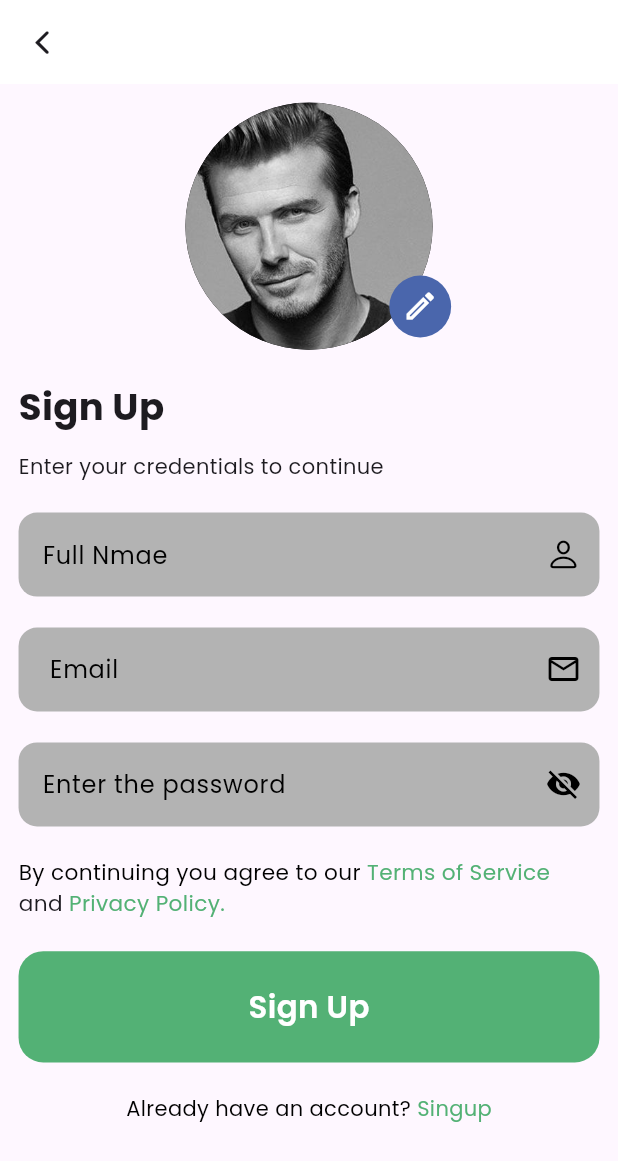
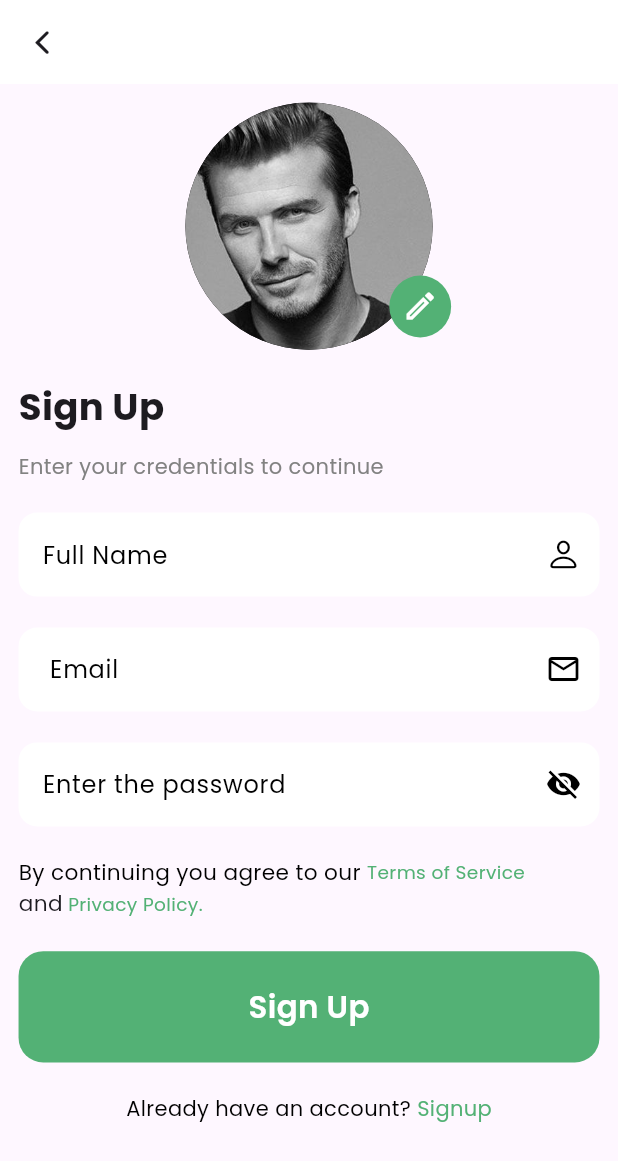
Before and after one commit to shibii787/nectar_project1, a Flutter app: the signupPage screen opened directly, on a phone screen of 412 x 824 dp. Shown: the top 1161 px of the screen. Run offline on Flutter 3.47's test engine with Material 3 defaults, Android fonts, the phone set to English and light mode, and no system bars; our stand-ins replace carousel_slider, country_code_picker, flutter_svg, google_fonts, image_picker, lottie and 3 more.

```diff
--- a/lib/app_authentication/signup_page.dart
+++ b/lib/app_authentication/signup_page.dart
@@ -3,6 +3,7 @@ import 'dart:io';
 import 'package:flutter/cupertino.dart';
 import 'package:flutter/material.dart';
 import 'package:image_picker/image_picker.dart';
+import 'package:nectar_project1/app_authentication/log_in.dart';
 import 'package:nectar_project1/colors.dart';
 import 'package:nectar_project1/images.dart';
 
@@ -16,29 +17,30 @@ class signupPage extends StatefulWidget {
 }
 
 class _signupPageState extends State<signupPage> {
+  var file;
+  String imageurl = "";
 
-  TextEditingController nameController=TextEditingController();
-  TextEditingController emailController=TextEditingController();
-  TextEditingController passwordController=TextEditingController();
+  bool tap = true;
 
-  final emailValidation = RegExp(r"^[a-z0-9.a-z0-9.!#$%&'*+-/=?^_`{|}~]+@[a-z0-9]+\.[a-z]+");
-  final passwordValidation = RegExp(r"^(?=.*?[A-Z])(?=.*?[a-z])(?=.*?[0-9])(?=.*?[!@#\$&*~]).{8,}$");
+  TextEditingController nameController = TextEditingController();
+  TextEditingController emailController = TextEditingController();
+  TextEditingController passwordController = TextEditingController();
 
+  final emailValidation =
+      RegExp(r"^[a-z0-9.a-z0-9.!#$%&'*+-/=?^_`{|}~]+@[a-z0-9]+\.[a-z]+");
+  final passwordValidation =
+      RegExp(r"^(?=.*?[A-Z])(?=.*?[a-z])(?=.*?[0-9])(?=.*?[!@#\$&*~]).{8,}$");
 
   pickFile(ImageSource) async {
-    final pickedFile=await ImagePicker.platform.pickImage(source:ImageSource);
-    file=File(pickedFile!.path);
-    if(mounted){
+    final pickedFile =
+        await ImagePicker.platform.pickImage(source: ImageSource);
+    file = File(pickedFile!.path);
+    if (mounted) {
       setState(() {
-        file=File(pickedFile.path);
+        file = File(pickedFile.path);
       });
     }
   }
-  var file;
-  String imageurl="";
-
-  bool tap=true;
-
 
   @override
   Widget build(BuildContext context) {
@@ -54,7 +56,7 @@ class _signupPageState extends State<signupPage> {
             child: Icon(CupertinoIcons.back)),
       ),
       body: Padding(
-        padding:  EdgeInsets.all(w*0.03),
+        padding: EdgeInsets.all(w * 0.03),
         child: Column(
           crossAxisAlignment: CrossAxisAlignment.start,
           children: [
@@ -66,25 +68,24 @@ class _signupPageState extends State<signupPage> {
                 //   color: colorTheme.fourthColor,
                 // ),
                 Center(
-                    child:file!= null ? CircleAvatar(
+                    child: file != null
+                        ? CircleAvatar(
                             backgroundColor: theColors.primaryColor,
-                        radius: w*0.2,
-                        backgroundImage: FileImage(file)
-                    ): CircleAvatar(
-                      radius: w*0.2,
+                            radius: w * 0.2,
+                            backgroundImage: FileImage(file))
+                        : CircleAvatar(
+                            radius: w * 0.2,
                             backgroundColor: theColors.secondary,
                             backgroundImage: AssetImage(theImages.beckham),
-                    )
-                ),
+                          )),
                 Positioned(
-                  left: w*0.6,
-                  bottom: w*0.02,
+                  left: w * 0.6,
+                  bottom: w * 0.02,
                   child: InkWell(
                     onTap: () {
                       showCupertinoModalPopup(
                         context: context,
-                        builder: (BuildContext context) =>
-                            Material(
+                        builder: (BuildContext context) => Material(
                           type: MaterialType.circle,
                           color: Colors.transparent,
                           child: CupertinoActionSheet(
@@ -115,111 +116,105 @@ class _signupPageState extends State<signupPage> {
                       );
                     },
                     child: Container(
-                      height: w*0.1,
-                      width: w*0.1,
+                      height: w * 0.1,
+                      width: w * 0.1,
                       decoration: BoxDecoration(
-                        color: theColors.fifth,
-                        borderRadius: BorderRadius.only(topLeft: Radius.circular(w*0.05),
-                            topRight: Radius.circular(w*0.05,),
-                            bottomRight:Radius.circular(w*0.05,),
-                            bottomLeft: Radius.circular(w*0.05)
+                        color: theColors.third,
+                        borderRadius: BorderRadius.only(
+                            topLeft: Radius.circular(w * 0.05),
+                            topRight: Radius.circular(
+                              w * 0.05,
                             ),
+                            bottomRight: Radius.circular(
+                              w * 0.05,
                             ),
-                      child:  Icon(Icons.edit_outlined,
+                            bottomLeft: Radius.circular(w * 0.05)),
+                      ),
+                      child: Icon(Icons.edit_outlined,
                           color: theColors.primaryColor),
                     ),
                   ),
                 ),
               ],
             ),
-            SizedBox(height: w*0.05,),
-            Text("Sign Up",
-              style: TextStyle(
-                  fontSize: w*0.06,
-                  fontWeight: FontWeight.bold
-              ),),
-            SizedBox(height: w*0.03,),
-            Text("Enter your credentials to continue",
-              style:TextStyle(
-                  color: theColors.leventhe
-              ) ,),
-            SizedBox(height: w*0.05,),
+            SizedBox(
+              height: w * 0.05,
+            ),
+            Text(
+              "Sign Up",
+              style: TextStyle(fontSize: w * 0.06, fontWeight: FontWeight.bold),
+            ),
+            SizedBox(
+              height: w * 0.03,
+            ),
+            Text(
+              "Enter your credentials to continue",
+              style: TextStyle(color: theColors.eleventh),
+            ),
+            SizedBox(
+              height: w * 0.05,
+            ),
             TextFormField(
               controller: nameController,
-              style:TextStyle(
-                  color: theColors.secondary
-              ),
+              style: TextStyle(color: theColors.secondary),
               decoration: InputDecoration(
-                  fillColor: theColors.nine,
+                  fillColor: theColors.primaryColor,
                   filled: true,
-                  hintText: "Full Nmae",
-                  hintStyle: TextStyle(
-                      color: theColors.secondary
-                  ),
-                  suffixIcon: Icon(CupertinoIcons.person,
-                      color: theColors.secondary),
+                  hintText: "Full Name",
+                  hintStyle: TextStyle(color: theColors.secondary),
+                  suffixIcon:
+                      Icon(CupertinoIcons.person, color: theColors.secondary),
                   enabledBorder: OutlineInputBorder(
-                      borderRadius: BorderRadius.circular(w*0.03),
-                      borderSide: BorderSide.none
-                  ),
+                      borderRadius: BorderRadius.circular(w * 0.03),
+                      borderSide: BorderSide.none),
                   // label: Text("Full Name",
                   //     style: TextStyle(
                   //         color: color.thirdColor,
                   //         fontSize: w*0.049
                   //     )),
                   focusedBorder: OutlineInputBorder(
-                    borderRadius: BorderRadius.circular(w*0.03),
-                    borderSide: BorderSide(
-                        color: theColors.nine
+                    borderRadius: BorderRadius.circular(w * 0.03),
+                    borderSide: BorderSide(color: theColors.nine),
+                  )),
             ),
-                  )
+            SizedBox(
+              height: w * 0.05,
             ),
-            ),
-            SizedBox(height: w*0.05,),
             TextFormField(
-              style: TextStyle(
-                  color: theColors.secondary
-              ),
+              style: TextStyle(color: theColors.secondary),
               // textCapitalization: TextCapitalization.characters,
               controller: emailController,
               keyboardType: TextInputType.emailAddress,
               autovalidateMode: AutovalidateMode.onUserInteraction,
               validator: (value) {
-                if(!emailValidation.hasMatch(value!))
-                {
+                if (!emailValidation.hasMatch(value!)) {
                   return "Enter the email";
-                }
-                else{
+                } else {
                   return null;
                 }
               },
               decoration: InputDecoration(
                   filled: true,
-                  fillColor: theColors.nine,
+                  fillColor: theColors.primaryColor,
                   hintText: " Email",
-                  hintStyle: TextStyle(
-                      color:theColors.secondary
-                  ),
-                  suffixIcon: Icon(Icons.email_outlined,
-                      color: theColors.secondary),
+                  hintStyle: TextStyle(color: theColors.secondary),
+                  suffixIcon:
+                      Icon(Icons.email_outlined, color: theColors.secondary),
                   border: OutlineInputBorder(
-                      borderRadius: BorderRadius.circular(w*0.03),
-                      borderSide: BorderSide.none
-                  ),
+                      borderRadius: BorderRadius.circular(w * 0.03),
+                      borderSide: BorderSide.none),
                   // label: Text("Email",
                   //     style: TextStyle(
                   //         color: color.secondaryColor,
                   //         fontSize: w*0.05
                   //     )),
                   focusedBorder: OutlineInputBorder(
-                      borderRadius: BorderRadius.circular(w*0.03),
-                      borderSide: BorderSide(
-                          color: theColors.nine
-                      )
-                  )
+                      borderRadius: BorderRadius.circular(w * 0.03),
+                      borderSide: BorderSide(color: theColors.nine))),
             ),
+            SizedBox(
+              height: w * 0.05,
             ),
-            SizedBox(height: w*0.05,),
             TextFormField(
               style: TextStyle(
                 color: theColors.secondary,
@@ -227,33 +222,34 @@ class _signupPageState extends State<signupPage> {
               controller: passwordController,
               autovalidateMode: AutovalidateMode.onUserInteraction,
               validator: (value) {
-                if(!passwordValidation.hasMatch(value!))
-                {
+                if (!passwordValidation.hasMatch(value!)) {
                   return "Enetr the password";
-                }
-                else{
+                } else {
                   return null;
                 }
               },
-              obscureText: tap?true:false,
+              obscureText: tap ? true : false,
               decoration: InputDecoration(
-                  fillColor: theColors.nine,
+                fillColor: theColors.primaryColor,
                 filled: true,
                 hintText: "Enter the password",
-                  hintStyle: TextStyle(
-                      color: theColors.secondary
-                  ),
+                hintStyle: TextStyle(color: theColors.secondary),
                 suffixIcon: InkWell(
                     onTap: () {
-                        tap=!tap;
-                        setState(() {
-                        });
+                      tap = !tap;
+                      setState(() {});
                     },
-                      child:tap==false? Icon(Icons.visibility,
-                        color: theColors.secondary,):Icon(Icons.visibility_off,
-                        color: theColors.secondary,)),
+                    child: tap == false
+                        ? Icon(
+                            Icons.visibility,
+                            color: theColors.secondary,
+                          )
+                        : Icon(
+                            Icons.visibility_off,
+                            color: theColors.secondary,
+                          )),
                 border: OutlineInputBorder(
-                    borderRadius: BorderRadius.circular(w*0.03),
+                  borderRadius: BorderRadius.circular(w * 0.03),
                   borderSide: BorderSide.none,
                 ),
                 // suffixIcon: Icon(CupertinoIcons.lock,
@@ -274,39 +270,45 @@ class _signupPageState extends State<signupPage> {
                 // )
               ),
             ),
-            SizedBox(height: w*0.05,),
+            SizedBox(
+              height: w * 0.05,
+            ),
             Column(
               children: [
                 Row(
                   children: [
-                    Text("By continuing you agree to our ",
+                    Text(
+                      "By continuing you agree to our ",
                       style: TextStyle(
-                        fontSize: w*0.035,
-                          color: theColors.secondary
-                      ),),
-                    Text("Terms of Service",
-                    style: TextStyle(
-                      fontSize: w*0.035,
-                      color: theColors.third
-                    ),),
+                          fontSize: w * 0.035, color: theColors.secondary),
+                    ),
+                    Text(
+                      "Terms of Service",
+                      style:
+                          TextStyle(fontSize: w * 0.03, color: theColors.third),
+                    ),
                   ],
                 ),
                 Row(
                   children: [
-                    Text("and",
+                    Text(
+                      "and",
+                      style: TextStyle(fontSize: w * 0.035),
+                    ),
+                    Text(
+                      " Privacy Policy.",
                       style: TextStyle(
-                      fontSize: w*0.035
-                    ),),
-                    Text(" Privacy Policy.",
-                    style: TextStyle(
-                      fontSize: w*0.035,
+                        fontSize: w * 0.03,
                         color: theColors.third,
-                    ),)
+                      ),
+                    )
                   ],
                 )
               ],
             ),
-            SizedBox(height: w*0.05,),
+            SizedBox(
+              height: w * 0.05,
+            ),
             Container(
               height: w * 0.18,
               width: w * 1,
@@ -317,26 +319,34 @@ class _signupPageState extends State<signupPage> {
                 child: Text("Sign Up",
                     style: TextStyle(
                         color: theColors.primaryColor,
-                        fontSize: w*0.05,
+                        fontSize: w * 0.05,
                         fontWeight: FontWeight.w600)),
               ),
             ),
-            SizedBox(height: w*0.05,),
+            SizedBox(
+              height: w * 0.05,
+            ),
             Row(
               mainAxisAlignment: MainAxisAlignment.center,
               children: [
-                Text("Already have an account?",
+                Text(
+                  "Already have an account?",
                   style: TextStyle(
                     color: theColors.secondary,
-                  ),),
+                  ),
+                ),
                 InkWell(
                   onTap: () {
-                    Navigator.push(context, MaterialPageRoute(builder: (context) => signupPage (),));
+                    Navigator.push(
+                        context,
+                        MaterialPageRoute(
+                          builder: (context) => logIn(),
+                        ));
                   },
-                  child: Text(" Singup",
-                    style: TextStyle(
-                        color: theColors.third
-                    ),),
+                  child: Text(
+                    " Signup",
+                    style: TextStyle(color: theColors.third),
+                  ),
                 )
               ],
             )
--- a/lib/images.dart
+++ b/lib/images.dart
@@ -19,6 +19,7 @@ class theImages{
   static const about="assets/images/about icon.svg";
   static const account="assets/images/Rectangle 82.png";
   static const pen="assets/images/Vector (1).svg";
+  static const locationPage="assets/images/illustration.png";
 
   //carousel pictures
   static const slider1="assets/images/off 1.jpeg";
--- a/lib/main.dart
+++ b/lib/main.dart
@@ -2,6 +2,7 @@ import 'package:flutter/cupertino.dart';
 import 'package:flutter/material.dart';
 import 'package:flutter/services.dart';
 import 'package:google_fonts/google_fonts.dart';
+import 'package:nectar_project1/app_authentication/log_in.dart';
 import 'package:nectar_project1/app_authentication/sign_page.dart';
 import 'package:nectar_project1/app_authentication/signup_page.dart';
 import 'package:nectar_project1/app_authentication/verification_page.dart';
@@ -41,7 +42,7 @@ class MyApp extends StatelessWidget {
             textTheme: GoogleFonts.poppinsTextTheme()
         ),
         debugShowCheckedModeBanner: false,
-        home: bottomNav(),
+        home: logIn(),
       ),
     );
   }
```
Also changed, not shown: lib/app_authentication/log_in.dart (+119 -98 lines), lib/app_authentication/select_location_page.dart (+8 -2 lines). Lines whose indentation alone changed are shown as unchanged.
